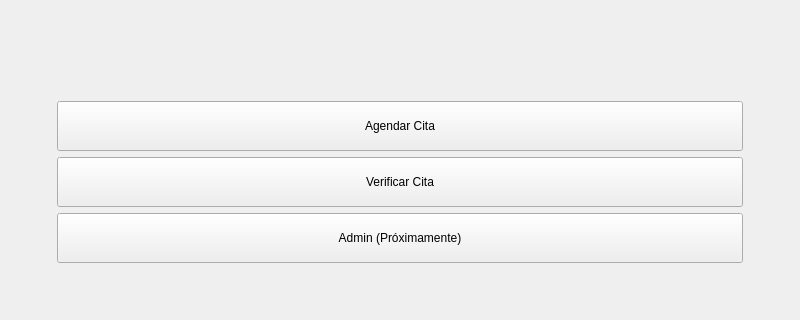
This is ui/page_home.ui in Preferablembrace1/CTRLZ-Barbershop as Qt 5 draws it before an edit; both pictures show x 0 to 800 and y 280 to 600 of the 800 by 600 pixel window. The edited form follows.
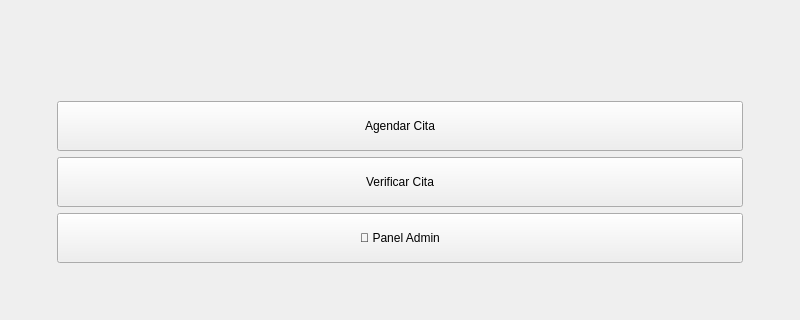
This is the edited form.

Commit message: Panel de admin y gestion de citas realizado

```diff
--- a/ui/page_home.ui
+++ b/ui/page_home.ui
@@ -104,7 +104,7 @@
        <item>
         <widget class="QPushButton" name="btnAdmin">
          <property name="text">
-          <string>Admin (Próximamente)</string>
+          <string>🔐 Panel Admin</string>
          </property>
          <property name="cssClass">
           <string>btnSecondary</string>
```
The commit also changes 4 other files.
